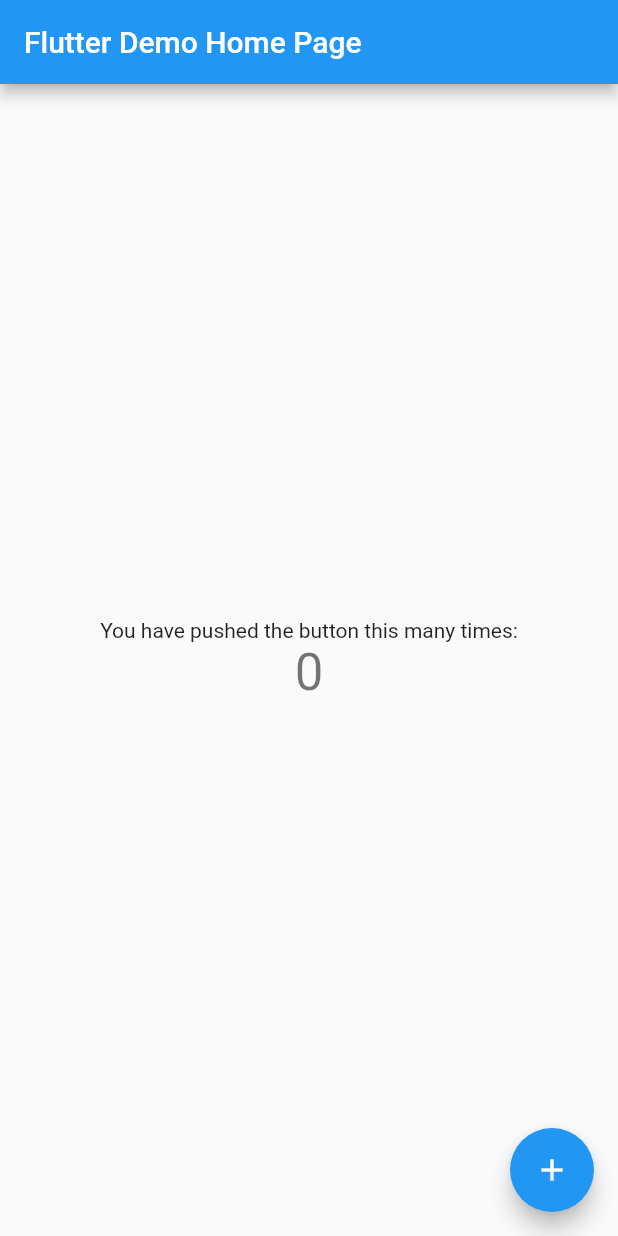
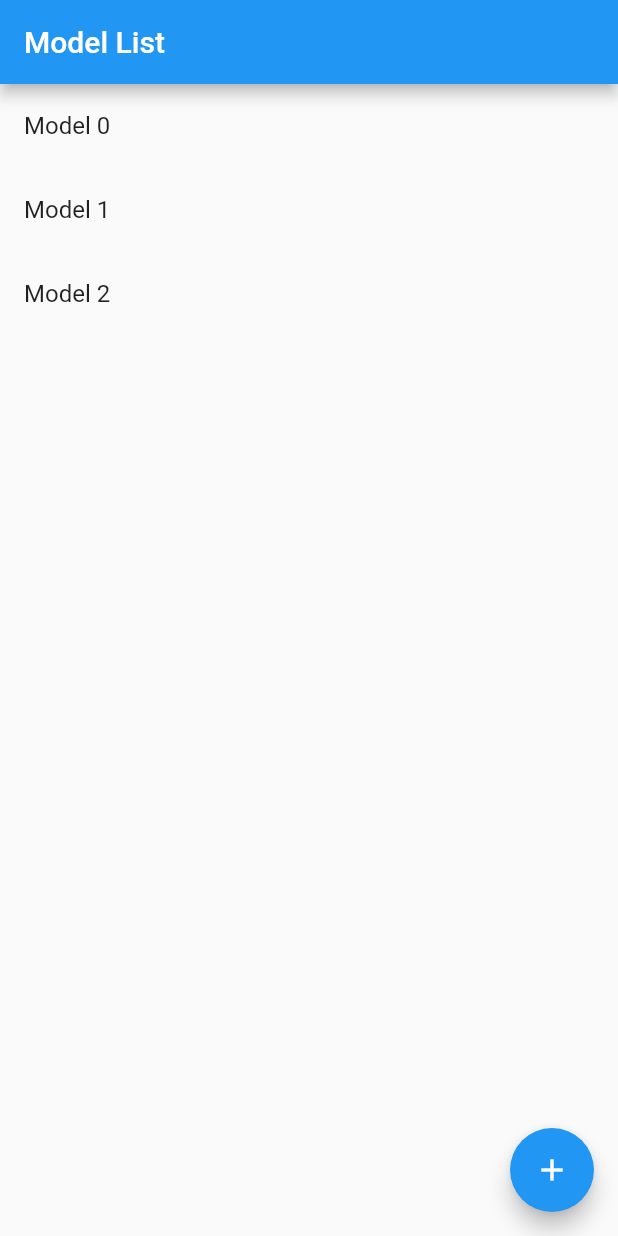
Before and after one commit to fugasat/flutter_sample, a Flutter app: the screen it shows after launch, on a phone screen of 412 x 824 dp. Run offline on Flutter 3.47's test engine with Material 2 defaults, Android fonts, the phone set to English and light mode, and no system bars.

Commit message:
list view

```diff
--- a/lib/main.dart
+++ b/lib/main.dart
@@ -13,34 +13,15 @@ class MyApp extends StatelessWidget {
     return MaterialApp(
       title: 'Flutter Demo',
       theme: ThemeData(
-        // This is the theme of your application.
-        //
-        // Try running your application with "flutter run". You'll see the
-        // application has a blue toolbar. Then, without quitting the app, try
-        // changing the primarySwatch below to Colors.green and then invoke
-        // "hot reload" (press "r" in the console where you ran "flutter run",
-        // or simply save your changes to "hot reload" in a Flutter IDE).
-        // Notice that the counter didn't reset back to zero; the application
-        // is not restarted.
         primarySwatch: Colors.blue,
       ),
-      home: const MyHomePage(title: 'Flutter Demo Home Page'),
+      home: const MyHomePage(title: 'Model List'),
     );
   }
 }
 
 class MyHomePage extends StatefulWidget {
   const MyHomePage({Key? key, required this.title}) : super(key: key);
-
-  // This widget is the home page of your application. It is stateful, meaning
-  // that it has a State object (defined below) that contains fields that affect
-  // how it looks.
-
-  // This class is the configuration for the state. It holds the values (in this
-  // case the title) provided by the parent (in this case the App widget) and
-  // used by the build method of the State. Fields in a Widget subclass are
-  // always marked "final".
-
   final String title;
 
   @override
@@ -49,60 +30,31 @@ class MyHomePage extends StatefulWidget {
 
 class _MyHomePageState extends State<MyHomePage> {
   int _counter = 0;
+  final items = List<String>.generate(3, (i) => "Model $i");
+
 
   void _incrementCounter() {
     setState(() {
-      // This call to setState tells the Flutter framework that something has
-      // changed in this State, which causes it to rerun the build method below
-      // so that the display can reflect the updated values. If we changed
-      // _counter without calling setState(), then the build method would not be
-      // called again, and so nothing would appear to happen.
       _counter++;
+      items.add("Model X");
     });
   }
 
   @override
   Widget build(BuildContext context) {
-    // This method is rerun every time setState is called, for instance as done
-    // by the _incrementCounter method above.
-    //
-    // The Flutter framework has been optimized to make rerunning build methods
-    // fast, so that you can just rebuild anything that needs updating rather
-    // than having to individually change instances of widgets.
     return Scaffold(
       appBar: AppBar(
-        // Here we take the value from the MyHomePage object that was created by
-        // the App.build method, and use it to set our appbar title.
         title: Text(widget.title),
       ),
-      body: Center(
-        // Center is a layout widget. It takes a single child and positions it
-        // in the middle of the parent.
-        child: Column(
-          // Column is also a layout widget. It takes a list of children and
-          // arranges them vertically. By default, it sizes itself to fit its
-          // children horizontally, and tries to be as tall as its parent.
-          //
-          // Invoke "debug painting" (press "p" in the console, choose the
-          // "Toggle Debug Paint" action from the Flutter Inspector in Android
-          // Studio, or the "Toggle Debug Paint" command in Visual Studio Code)
-          // to see the wireframe for each widget.
-          //
-          // Column has various properties to control how it sizes itself and
-          // how it positions its children. Here we use mainAxisAlignment to
-          // center the children vertically; the main axis here is the vertical
-          // axis because Columns are vertical (the cross axis would be
-          // horizontal).
-          mainAxisAlignment: MainAxisAlignment.center,
-          children: <Widget>[
-            const Text(
-              'You have pushed the button this many times:',
-            ),
-            Text(
-              '$_counter',
-              style: Theme.of(context).textTheme.headline4,
-            ),
-          ],
+      body: Container(
+        width: double.infinity,
+        child: ListView.builder(
+          itemCount: items.length,
+          itemBuilder: (context, index) {
+            return ListTile(
+              title: Text('${items[index]}'),
+            );
+          },
         ),
       ),
       floatingActionButton: FloatingActionButton(
```
